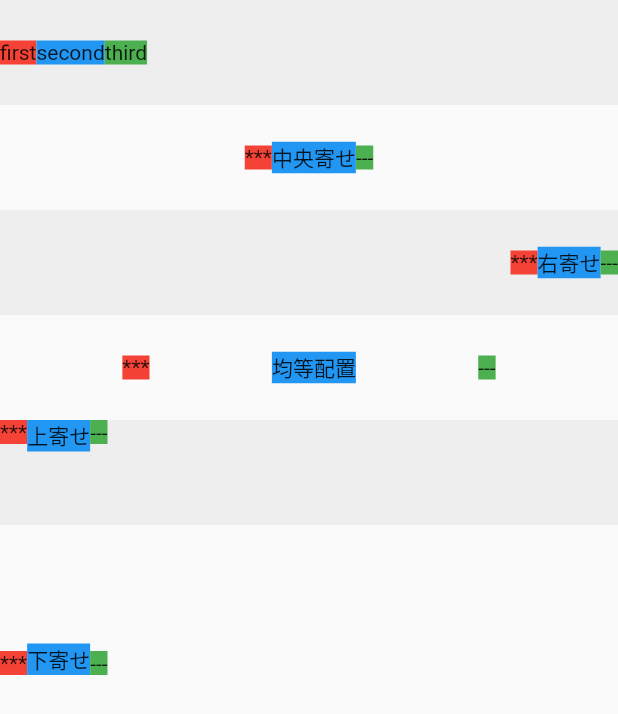
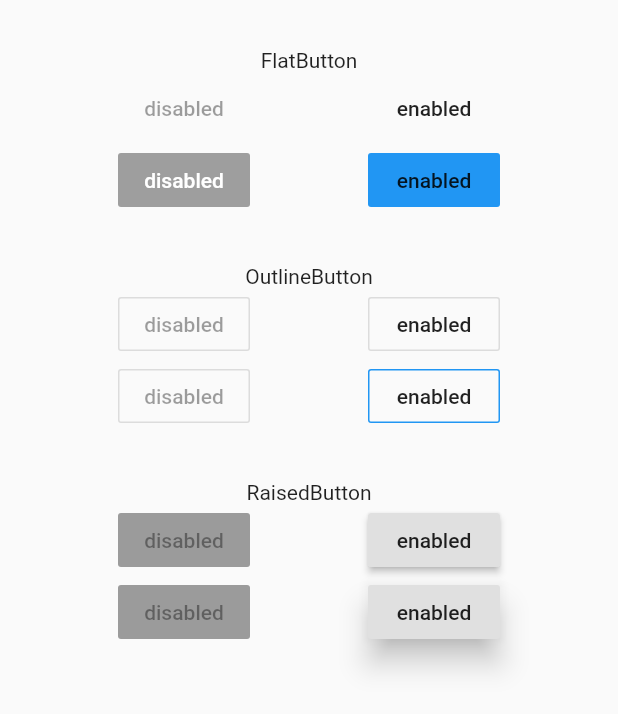
Before and after one commit to Naruse-Kazuki/Todo_App, a Flutter app: the screen it shows after launch, on a phone screen of 412 x 824 dp. Shown: the top 714 px of the screen. Run offline on Flutter 3.47's test engine with Material 2 defaults, Android fonts, the phone set to English and light mode, and no system bars.

Commit message:
add_botton

```diff
--- a/lib/main.dart
+++ b/lib/main.dart
@@ -12,84 +12,101 @@ class MyApp extends StatelessWidget {
         body: Column(
           children: <Widget>[
             Container(
-              width: double.infinity,
-              height: 70,
-              color: Colors.grey[200],
-              child: Row(
-                // 横に並べる
+              padding: EdgeInsets.only(top: 32),
+              child: Text('FlatButton'),
+            ),
+            Row(
+              mainAxisAlignment: MainAxisAlignment.spaceEvenly,
               children: <Widget>[
-                  Container(color: Colors.red, child: Text('first')),
-                  Container(color: Colors.blue, child: Text('second')),
-                  Container(color: Colors.green, child: Text('third')),
+                FlatButton(
+                  onPressed: null,
+                  child: Text('disabled'),
+                ),
+                FlatButton(
+                  onPressed: () {},
+                  child: Text('enabled'),
+                ),
               ],
             ),
+            Row(
+              mainAxisAlignment: MainAxisAlignment.spaceEvenly,
+              children: <Widget>[
+                FlatButton(
+                  disabledColor: Colors.grey,
+                  disabledTextColor: Colors.white,
+                  onPressed: null,
+                  child: Text('disabled'),
+                ),
+                FlatButton(
+                  color: Colors.blue,
+                  onPressed: () {},
+                  child: Text('enabled'),
+                ),
+              ],
             ),
             Container(
-              width: double.infinity,
-              height: 70,
-              child: Row(
-                // 中央寄せ
-                mainAxisAlignment: MainAxisAlignment.center,
+              padding: EdgeInsets.only(top: 32),
+              child: Text('OutlineButton'),
+            ),
+            Row(
+              mainAxisAlignment: MainAxisAlignment.spaceEvenly,
               children: <Widget>[
-                  Container(color: Colors.red, child: Text('***')),
-                  Container(color: Colors.blue, child: Text('中央寄せ')),
-                  Container(color: Colors.green, child: Text('---')),
+                OutlineButton(
+                  onPressed: null,
+                  child: Text('disabled'),
+                ),
+                OutlineButton(
+                  onPressed: () {},
+                  child: Text('enabled'),
+                ),
               ],
             ),
+            Row(
+              mainAxisAlignment: MainAxisAlignment.spaceEvenly,
+              children: <Widget>[
+                OutlineButton(
+                  disabledBorderColor: Colors.red,
+                  onPressed: null,
+                  child: Text('disabled'),
+                ),
+                OutlineButton(
+                  borderSide: BorderSide(color: Colors.blue),
+                  onPressed: () {},
+                  child: Text('enabled'),
+                ),
+              ],
             ),
             Container(
-              width: double.infinity,
-              height: 70,
-              color: Colors.grey[200],
-              child: Row(
-                // 右寄せ
-                mainAxisAlignment: MainAxisAlignment.end,
+              padding: EdgeInsets.only(top: 32),
+              child: Text('RaisedButton'),
+            ),
+            Row(
+              mainAxisAlignment: MainAxisAlignment.spaceEvenly,
               children: <Widget>[
-                  Container(color: Colors.red, child: Text('***')),
-                  Container(color: Colors.blue, child: Text('右寄せ')),
-                  Container(color: Colors.green, child: Text('---')),
+                RaisedButton(
+                  onPressed: null,
+                  child: Text('disabled'),
+                ),
+                RaisedButton(
+                  onPressed: () {},
+                  child: Text('enabled'),
+                ),
               ],
             ),
-            ),
-            Container(
-              width: double.infinity,
-              height: 70,
-              child: Row(
-                // 均等配置
+            Row(
               mainAxisAlignment: MainAxisAlignment.spaceEvenly,
               children: <Widget>[
-                  Container(color: Colors.red, child: Text('***')),
-                  Container(color: Colors.blue, child: Text('均等配置')),
-                  Container(color: Colors.green, child: Text('---')),
+                RaisedButton(
+                  elevation: 8,
+                  onPressed: null,
+                  child: Text('disabled'),
+                ),
+                RaisedButton(
+                  elevation: 8,
+                  onPressed: () {},
+                  child: Text('enabled'),
+                ),
               ],
-              ),
-            ),
-            Container(
-              width: double.infinity,
-              height: 70,
-              color: Colors.grey[200],
-              child: Row(
-                // 上寄せ
-                crossAxisAlignment: CrossAxisAlignment.start,
-                children: <Widget>[
-                  Container(color: Colors.red, child: Text('***')),
-                  Container(color: Colors.blue, child: Text('上寄せ')),
-                  Container(color: Colors.green, child: Text('---')),
-                ],
-              ),
-            ),
-            Container(
-              width: double.infinity,
-              height: 100,
-              child: Row(
-                // 下寄せ
-                crossAxisAlignment: CrossAxisAlignment.end,
-                children: <Widget>[
-                  Container(color: Colors.red, child: Text('***')),
-                  Container(color: Colors.blue, child: Text('下寄せ')),
-                  Container(color: Colors.green, child: Text('---')),
-                ],
-              ),
             ),
           ],
         ),
```
Lines whose indentation alone changed are shown as unchanged.
